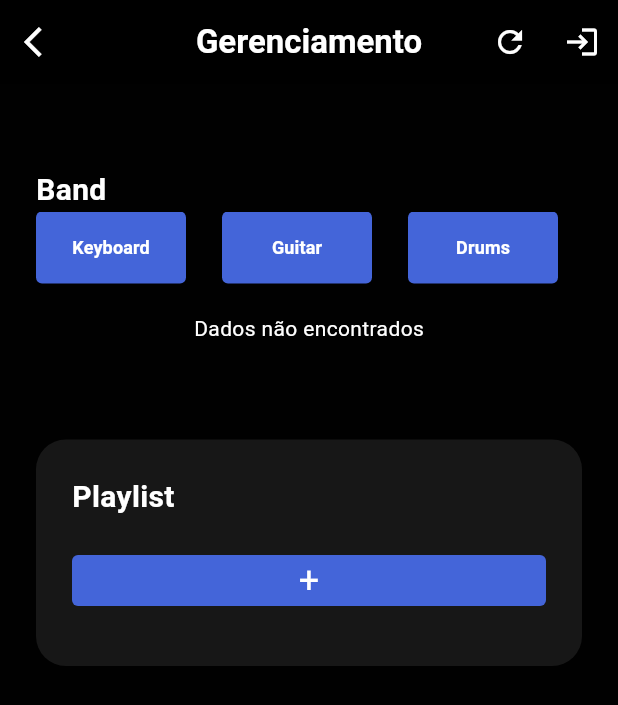
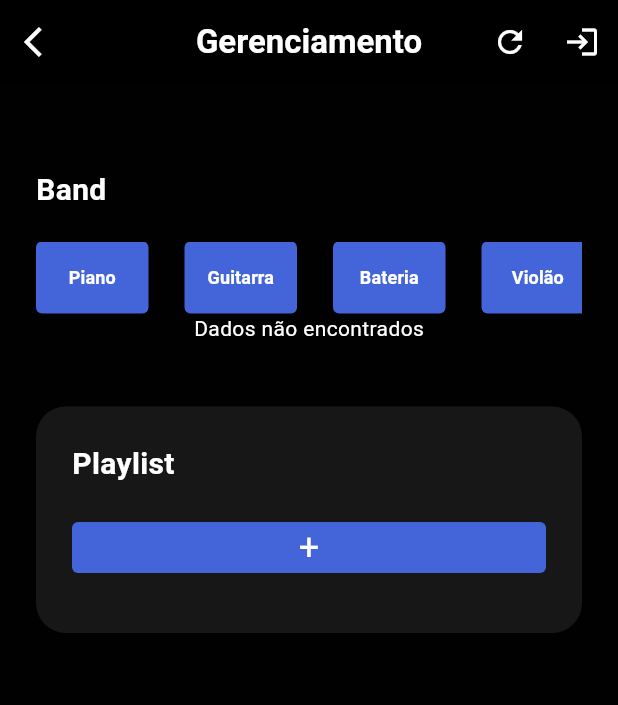
Before and after one commit to marquinhos2017/lagoinhabandteam, a Flutter app: the GerenciamentoCulto screen opened directly with empty values, on a phone screen of 412 x 824 dp. Shown: the top 705 px of the screen. Run offline on Flutter 3.47's test engine with Material 3 defaults, Android fonts, the phone set to English and light mode, and no system bars; our stand-ins replace cloud_firestore, firebase_core; missing offline and left inert: dart:ffi, flutter_date_pickers; accounts and stored records are empty.

Commit message:
Adicionando popbuttonactions na lista da playlist do culto, para poder adicionar link ou deletar do culto

```diff
--- a/lib/pages/GerenciamentoCulto.dart
+++ b/lib/pages/GerenciamentoCulto.dart
@@ -182,9 +182,11 @@ class _GerenciamentoCultoState extends State<GerenciamentoCulto> {
                 scrollDirection: Axis.horizontal,
                 child: Row(
                   children: [
-                    _buildInstrumentButton(context, "Keyboard"),
-                    _buildInstrumentButton(context, "Guitar"),
-                    _buildInstrumentButton(context, "Drums"),
+                    _buildInstrumentButton(context, "Piano"),
+                    _buildInstrumentButton(context, "Guitarra"),
+                    _buildInstrumentButton(context, "Bateria"),
+                    _buildInstrumentButton(context, "Violão"),
+                    _buildInstrumentButton(context, "Baixo"),
                   ],
                 ),
               );
@@ -196,12 +198,16 @@ class _GerenciamentoCultoState extends State<GerenciamentoCulto> {
               scrollDirection: Axis.horizontal,
               child: Row(
                 children: [
-                  if (!instruments.contains('Keyboard'))
-                    _buildInstrumentButton(context, "Keyboard"),
-                  if (!instruments.contains('Guitar'))
-                    _buildInstrumentButton(context, "Guitar"),
-                  if (!instruments.contains('Drums'))
-                    _buildInstrumentButton(context, "Drums"),
+                  if (!instruments.contains('Piano'))
+                    _buildInstrumentButton(context, "Piano"),
+                  if (!instruments.contains('Guitarra'))
+                    _buildInstrumentButton(context, "Guitarra"),
+                  if (!instruments.contains('Bateria'))
+                    _buildInstrumentButton(context, "Bateria"),
+                  if (!instruments.contains('Violão'))
+                    _buildInstrumentButton(context, "Violão"),
+                  if (!instruments.contains('Baixo'))
+                    _buildInstrumentButton(context, "Baixo"),
                 ],
               ),
             );
@@ -214,7 +220,7 @@ class _GerenciamentoCultoState extends State<GerenciamentoCulto> {
   Widget _buildInstrumentButton(BuildContext context, String instrument) {
     return Container(
       margin: EdgeInsets.only(right: 24),
-      width: 100,
+      width: 75,
       decoration: BoxDecoration(
         color: Color(0xff4465D9),
         borderRadius: BorderRadius.circular(4),
@@ -294,7 +300,12 @@ class _GerenciamentoCultoState extends State<GerenciamentoCulto> {
 
             final musicoList = futureSnapshot.data!;
 
-            return ListView.builder(
+            return Container(
+              color: Color(0xff171717),
+              child: Padding(
+                padding: const EdgeInsets.all(24.0),
+                child: ListView.builder(
+                  padding: EdgeInsets.zero,
                   itemCount: musicoList.length,
                   shrinkWrap: true,
                   itemBuilder: (context, index) {
@@ -303,7 +314,8 @@ class _GerenciamentoCultoState extends State<GerenciamentoCulto> {
                     final instrument =
                         musico['instrument'] ?? 'Instrumento não disponível';
 
-                return Column(
+                    return Container(
+                      child: Column(
                         children: [
                           GestureDetector(
                             child: Row(
@@ -324,11 +336,13 @@ class _GerenciamentoCultoState extends State<GerenciamentoCulto> {
                                       child: Text(
                                         instrument,
                                         style: TextStyle(
-                                      color: Color(0xff558FFF), fontSize: 12),
+                                            color: Color(0xff558FFF),
+                                            fontSize: 12),
                                       ),
                                     ),
                                     IconButton(
-                                icon: Icon(Icons.delete, color: Colors.white),
+                                      icon: Icon(Icons.delete,
+                                          color: Colors.white),
                                       onPressed: () async {
                                         if (_isProcessing || !mounted) return;
 
@@ -360,10 +374,12 @@ class _GerenciamentoCultoState extends State<GerenciamentoCulto> {
                               ],
                             ),
                           ),
-                    Divider(color: Color(0xff558FFF), thickness: 0.2),
                         ],
+                      ),
                     );
                   },
+                ),
+              ),
             );
           },
         );
@@ -430,15 +446,15 @@ class _GerenciamentoCultoState extends State<GerenciamentoCulto> {
                                 fontWeight: FontWeight.bold),
                           ),
                         ),
-                        _buildInstrumentButtons(context),
                         SizedBox(
                           height: 20,
                         ),
+                        _buildInstrumentButtons(context),
                         _buildMusicianList(),
                       ],
                     ),
                     SizedBox(
-                      height: 64,
+                      height: 42,
                     ),
                     Container(
                       width: MediaQuery.of(context).size.width,
@@ -715,10 +731,14 @@ class _GerenciamentoCultoState extends State<GerenciamentoCulto> {
                                                             color:
                                                                 Colors.white),
                                                       ),
-                                                      IconButton(
-                                                        icon: Icon(Icons.delete,
-                                                            color: Colors.red),
-                                                        onPressed: () async {
+                                                      PopupMenuButton<String>(
+                                                        onSelected: (String
+                                                            value) async {
+                                                          if (value ==
+                                                              'update') {
+                                                            //  _updateVideoLink();
+                                                          } else if (value ==
+                                                              'delete') {
                                                             try {
                                                               DocumentReference
                                                                   cultoRef =
@@ -730,9 +750,11 @@ class _GerenciamentoCultoState extends State<GerenciamentoCulto> {
                                                                           .documentId);
                                                               await cultoRef
                                                                   .update({
-                                                              'playlist': FieldValue
+                                                                'playlist':
+                                                                    FieldValue
                                                                         .arrayRemove([
-                                                                playlist[index]
+                                                                  playlist[
+                                                                      index]
                                                                 ])
                                                               });
 
@@ -741,7 +763,8 @@ class _GerenciamentoCultoState extends State<GerenciamentoCulto> {
                                                                   .showSnackBar(
                                                                 SnackBar(
                                                                   backgroundColor:
-                                                                    Colors.red,
+                                                                      Colors
+                                                                          .red,
                                                                   content: Text(
                                                                       'Música removida da playlist com sucesso'),
                                                                   duration:
@@ -756,7 +779,51 @@ class _GerenciamentoCultoState extends State<GerenciamentoCulto> {
                                                               print(
                                                                   'Erro ao remover música: $e');
                                                             }
+                                                          }
                                                         },
+                                                        itemBuilder:
+                                                            (BuildContext
+                                                                context) {
+                                                          return [
+                                                            PopupMenuItem<
+                                                                String>(
+                                                              value: 'update',
+                                                              child: Text(
+                                                                'Alterar Link do Vídeo',
+                                                                style: TextStyle(
+                                                                    color: Colors
+                                                                        .white,
+                                                                    fontSize:
+                                                                        12),
+                                                              ),
+                                                            ),
+                                                            PopupMenuItem<
+                                                                String>(
+                                                              value: 'delete',
+                                                              child: Text(
+                                                                'Excluir',
+                                                                style: TextStyle(
+                                                                    color: Colors
+                                                                        .white,
+                                                                    fontSize:
+                                                                        12),
+                                                              ),
+                                                            ),
+                                                          ];
+                                                        },
+                                                        icon: Icon(
+                                                          Icons.more_vert,
+                                                          color: Colors.white,
+                                                        ),
+                                                        color: Colors.black,
+                                                        shape:
+                                                            RoundedRectangleBorder(
+                                                          borderRadius:
+                                                              BorderRadius
+                                                                  .circular(8),
+                                                        ),
+                                                        padding:
+                                                            EdgeInsets.zero,
                                                       ),
                                                     ],
                                                   );
```
Lines whose indentation alone changed are shown as unchanged.
